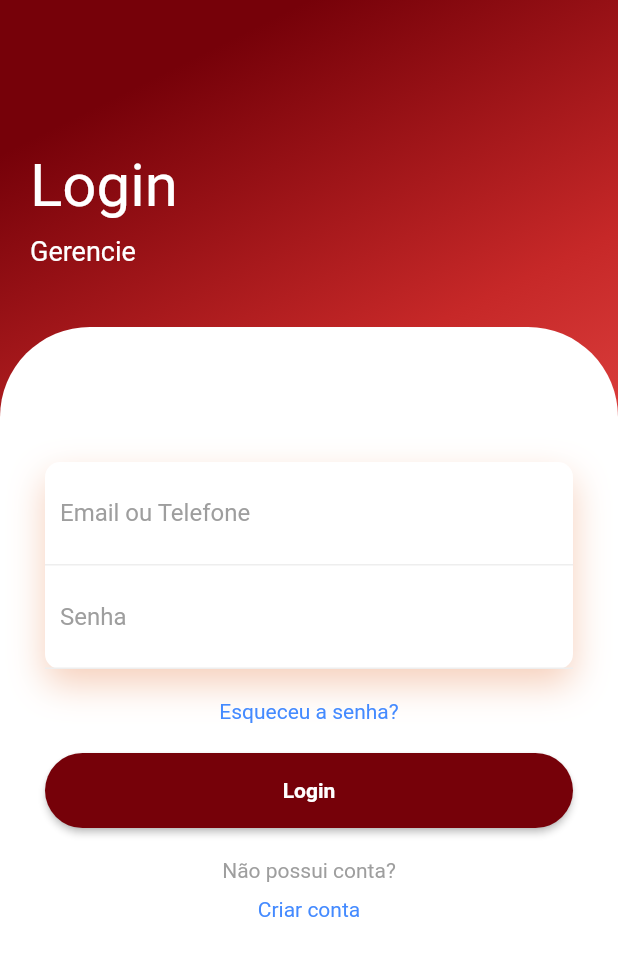
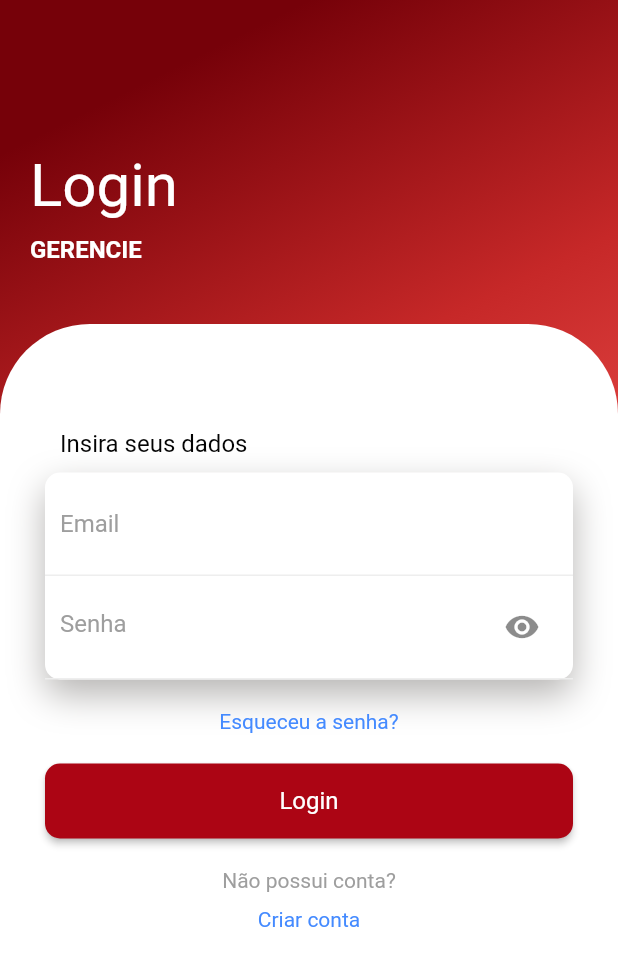
Before and after one commit to juliaelizaps/Food-Truck-manager, a Flutter app: the LoginPage screen opened by its route, on a phone screen of 412 x 824 dp. Shown: the top 966 px of the screen. Run offline on Flutter 3.47's test engine with Material 2 defaults, Android fonts, the phone set to English and light mode, and no system bars; our stand-ins replace animate_do, font_awesome_flutter, material_design_icons_flutter.

Commit message:
Login Page UI: Concluido

```diff
--- a/lib/main.dart
+++ b/lib/main.dart
@@ -3,7 +3,7 @@ import 'package:gf/src/pages/dashboard_page.dart';
 import 'package:gf/src/pages/history_page.dart';
 import 'package:gf/src/pages/home_page.dart';
 import 'package:gf/src/pages/inventory_page.dart';
-import 'package:gf/src/pages/login_page.dart';
+import 'package:gf/src/pages/login/login_page.dart';
 import 'package:gf/src/%20widgets/logout_widget.dart';
 import 'package:gf/src/pages/order_Page.dart';
 import 'package:gf/src/pages/product_Page.dart';
--- a/lib/src/pages/initial_page.dart
+++ b/lib/src/pages/initial_page.dart
@@ -39,7 +39,7 @@ class _InitialPageState extends State<InitialPage>
   Widget build(BuildContext context) {
     redirect(context);
     return Scaffold(
-      backgroundColor: AppColors.initialPageBackground,
+      backgroundColor: AppColors.initialPageBackground2,
       body: SafeArea(
           child: Center(
             child: SizedBox(
--- /dev/null
+++ b/lib/src/pages/login/login_page.dart
@@ -0,0 +1,215 @@
+import 'package:flutter/material.dart';
+import 'package:gf/src/pages/login/password_visibility_controller.dart';
+import 'package:gf/src/shared/colors.dart';
+import '../../routes/app_routes.dart';
+import 'package:animate_do/animate_do.dart';
+
+import '../../shared/components/red_buttom.dart';
+
+class LoginPage extends StatelessWidget {
+  const LoginPage({Key? key}) : super(key: key);
+
+  @override
+  Widget build(BuildContext context) {
+    return Scaffold(
+      body: Container(
+        width: double.infinity,
+        decoration: BoxDecoration(
+            gradient: LinearGradient(begin: Alignment.topCenter, colors: [
+          AppColors.initialPageBackground,
+          Colors.red.shade800,
+          Colors.red.shade400
+        ])),
+        child: Column(
+          crossAxisAlignment: CrossAxisAlignment.start,
+          children: <Widget>[
+            ///sizedBox do Login e Senha
+            const SizedBox(
+              height: 80,
+            ),
+            Padding(
+              padding: const EdgeInsets.all(20),
+              child: Column(
+                crossAxisAlignment: CrossAxisAlignment.start,
+                children: <Widget>[
+                  FadeInUp(
+                      duration: const Duration(milliseconds: 1000),
+                      child: const Text(
+                        "Login",
+                        style: TextStyle(
+                            color: AppColors.loginAppText, fontSize: 40),
+                      )),
+                  const SizedBox(
+                    height: 10,
+                  ),
+                  FadeInUp(
+                      duration: const Duration(milliseconds: 1300),
+                      child: const Text(
+                        "GERENCIE",
+                        style: TextStyle(
+                            color: AppColors.loginAppText,
+                            fontSize: 16,
+                            fontWeight: FontWeight.bold),
+                      )),
+                ],
+              ),
+            ),
+            const SizedBox(height: 20),
+
+            ///Container branco curvado
+            Expanded(
+              child: Container(
+                decoration: const BoxDecoration(
+                    color: Colors.white,
+                    borderRadius: BorderRadius.only(
+                        topLeft: Radius.circular(60),
+                        topRight: Radius.circular(60))),
+                child: Padding(
+                  padding: const EdgeInsets.all(30),
+                  child: Column(
+                    children: <Widget>[
+                      FadeInUp(
+                        duration: const Duration(milliseconds: 1200),
+                        child: const Padding(
+                          padding: EdgeInsets.only(left: 10.0, top: 40.0),
+                          child: Align(
+                            alignment: Alignment.centerLeft,
+                            child: Text(
+                              "Insira seus dados",
+                              style: TextStyle(
+                                color: AppColors.appTextColor,
+                                fontWeight: FontWeight.normal,
+                                fontSize: 16,
+                              ),
+                            ),
+                          ),
+                        ),
+                      ),
+                      const SizedBox(
+                        height: 10,
+                      ),
+                      FadeInUp(
+                          duration: const Duration(milliseconds: 1400),
+                          child: Container(
+                            decoration: BoxDecoration(
+                                color: Colors.white,
+                                borderRadius: BorderRadius.circular(10),
+                                boxShadow: const [
+                                  BoxShadow(
+                                      color: Color.fromRGBO(
+                                          14, 8, 3, 0.30196078431372547),
+                                      blurRadius: 20,
+                                      offset: Offset(0, 10))
+                                ]),
+
+                            ///Login
+                            child: Column(
+                              children: <Widget>[
+                                Container(
+                                  padding: const EdgeInsets.all(10),
+                                  decoration: BoxDecoration(
+                                      border: Border(
+                                          bottom: BorderSide(
+                                              color: Colors.grey.shade200))),
+                                  child: const TextField(
+                                    decoration: InputDecoration(
+                                        hintText: "Email",
+                                        hintStyle:
+                                            TextStyle(color: Colors.grey),
+                                        border: InputBorder.none),
+                                  ),
+                                ),
+
+                                ///Senha
+                                Container(
+                                  padding: const EdgeInsets.all(10),
+                                  decoration: BoxDecoration(
+                                      border: Border(
+                                          bottom: BorderSide(
+                                              color: Colors.grey.shade200))),
+                                  child: PasswordVisibilityController(
+                                    builder: (obscureText, toggleVisibility) {
+                                      return TextField(
+                                        obscureText: obscureText,
+                                        decoration: InputDecoration(
+                                          hintText: "Senha",
+                                          hintStyle: TextStyle(color: Colors.grey),
+                                          border: InputBorder.none,
+                                          suffixIcon: IconButton(
+                                            icon: Icon(obscureText ? Icons.visibility : Icons.visibility_off),
+                                            onPressed: toggleVisibility,
+                                          ),
+                                        ),
+                                      );
+                                    },
+                                  ),
+                                ),
+                              ],
+                            ),
+                          )
+                        ),
+                      const SizedBox(
+                        height: 20,
+                      ),
+
+                      ///Texto azul executável "Esqueceu a senha?"
+                      GestureDetector(
+                        onTap: () {
+                          //Adicionar aqui o caminho para página recuperar a senha
+                        },
+                        child: FadeInUp(
+                            duration: const Duration(milliseconds: 1500),
+                            child: const Text(
+                              "Esqueceu a senha?",
+                              style: TextStyle(color: Colors.blueAccent),
+                            )),
+                      ),
+                      const SizedBox(
+                        height: 20,
+                      ),
+
+                      ///Botão vermelho do Login: caracteristicas e funcionalidades
+                      FadeInUp(
+                        duration: const Duration(milliseconds: 1600),
+                        child: RedButton(
+                          text: "Login",
+                          onPressed: () {
+                            Navigator.of(context)
+                                .pushReplacementNamed(AppRouter.home);
+                          },
+                        ),
+                      ),
+                      const SizedBox(height: 20),
+                      FadeInUp(
+                          duration: const Duration(milliseconds: 1700),
+                          child: const Text(
+                            "Não possui conta?",
+                            style: TextStyle(color: Colors.grey),
+                          )),
+                      const SizedBox(
+                        height: 10,
+                      ),
+
+                      ///Texto azul executável Criar conta
+                      GestureDetector(
+                        onTap: () {
+                          //Adicionar aqui o caminho para página recuperar a senha
+                        },
+                        child: FadeInUp(
+                            duration: const Duration(milliseconds: 1800),
+                            child: const Text(
+                              "Criar conta",
+                              style: TextStyle(color: Colors.blueAccent),
+                            )),
+                      ),
+                    ],
+                  ),
+                ),
+              ),
+            )
+          ],
+        ),
+      ),
+    );
+  }
+}
--- /dev/null
+++ b/lib/src/pages/login/password_visibility_controller.dart
@@ -0,0 +1,25 @@
+import 'package:flutter/material.dart';
+
+class PasswordVisibilityController extends StatefulWidget {
+  final Widget Function(bool obscureText, VoidCallback toggleVisibility) builder;
+
+  const PasswordVisibilityController({Key? key, required this.builder}) : super(key: key);
+
+  @override
+  _PasswordVisibilityControllerState createState() => _PasswordVisibilityControllerState();
+}
+
+class _PasswordVisibilityControllerState extends State<PasswordVisibilityController> {
+  bool _obscureText = true;
+
+  void _toggleVisibility() {
+    setState(() {
+      _obscureText = !_obscureText;
+    });
+  }
+
+  @override
+  Widget build(BuildContext context) {
+    return widget.builder(_obscureText, _toggleVisibility);
+  }
+}
--- a/lib/src/pages/login_page.dart
+++ /dev/null
@@ -1,142 +0,0 @@
-import 'package:flutter/material.dart';
-import 'package:gf/src/shared/colors.dart';
-import '../routes/app_routes.dart';
-import 'package:animate_do/animate_do.dart';
-
-class LoginPage extends StatelessWidget {
-  const LoginPage({Key? key}) : super(key: key);
-
-  @override
-  Widget build(BuildContext context) {
-    return Scaffold(
-      body: Container(
-        width: double.infinity,
-        decoration: BoxDecoration(
-            gradient: LinearGradient(
-                begin: Alignment.topCenter,
-                colors: [
-                  AppColors.initialPageBackground,
-                  Colors.red.shade800,
-                  Colors.red.shade400
-                ]
-            )
-        ),
-        child: Column(
-          crossAxisAlignment: CrossAxisAlignment.start,
-          children: <Widget>[
-            const SizedBox(height: 80,),
-            Padding(
-              padding: const EdgeInsets.all(20),
-              child: Column(
-                crossAxisAlignment: CrossAxisAlignment.start,
-                children: <Widget>[
-                  FadeInUp(duration: const Duration(milliseconds: 1000), child: const Text("Login", style: TextStyle(color: AppColors.loginAppText, fontSize: 40),)),
-                  const SizedBox(height: 10,),
-                  FadeInUp(duration: const Duration(milliseconds: 1300), child: const Text("Gerencie", style: TextStyle(color:AppColors.loginAppText, fontSize: 18),)
-
-                  ),
-                ],
-              ),
-            ),
-            const SizedBox(height: 20),
-            Expanded(
-              child: Container(
-                decoration: const BoxDecoration(
-                    color: Colors.white,
-                    borderRadius: BorderRadius.only(topLeft: Radius.circular(60), topRight: Radius.circular(60))
-                ),
-                child: Padding(
-                  padding: const EdgeInsets.all(30),
-                  child: Column(
-                    children: <Widget>[
-                      const SizedBox(height: 60,),
-                      FadeInUp(duration: const Duration(milliseconds: 1400), child: Container(
-                        decoration: BoxDecoration(
-                            color: Colors.white,
-                            borderRadius: BorderRadius.circular(10),
-                            boxShadow: const [BoxShadow(
-                                color: Color.fromRGBO(225, 95, 27, .3),
-                                blurRadius: 20,
-                                offset: Offset(0, 10)
-                            )]
-                        ),
-                        child: Column(
-                          children: <Widget>[
-                            Container(
-                              padding: const EdgeInsets.all(10),
-                              decoration: BoxDecoration(
-                                  border: Border(bottom: BorderSide(color: Colors.grey.shade200))
-                              ),
-                              child: const TextField(
-                                decoration: InputDecoration(
-                                    hintText: "Email ou Telefone",
-                                    hintStyle: TextStyle(color: Colors.grey),
-                                    border: InputBorder.none
-                                ),
-                              ),
-                            ),
-                            Container(
-                              padding: const EdgeInsets.all(10),
-                              decoration: BoxDecoration(
-                                  border: Border(bottom: BorderSide(color: Colors.grey.shade200))
-                              ),
-                              child: const TextField(
-                                obscureText: true,
-                                decoration: InputDecoration(
-                                    hintText: "Senha",
-                                    hintStyle: TextStyle(color: Colors.grey),
-                                    border: InputBorder.none
-                                ),
-                              ),
-                            ),
-                          ],
-                        ),
-                      )),
-                      const SizedBox(height: 20,),
-                      GestureDetector(
-                        onTap: (){}, //Adicionar aqui o caminho da lógica para recuperar a senha
-                        child: FadeInUp(duration: const Duration(milliseconds: 1500),
-                            child: const Text("Esqueceu a senha?", style: TextStyle(color: Colors.blueAccent),)
-                        ),
-                      ),
-                      const SizedBox(height: 20,),
-                      FadeInUp(duration: const Duration(milliseconds: 1600), child: MaterialButton(
-                        onPressed: () {
-                          Navigator.of(context).pushReplacementNamed(AppRouter.home);
-                        },
-                        height: 50,
-                        //margin: EdgeInsets.symmetric(horizontal: 50),
-                        color: AppColors.buttonColor,
-                        shape: RoundedRectangleBorder(
-                          borderRadius: BorderRadius.circular(50),
-
-                        ),
-                        // decoration: BoxDecoration(
-                        // ),
-                        child: const Center(
-                          child: Text("Login", style: TextStyle(color: AppColors.appPageBackground, fontWeight: FontWeight.bold),),
-                        ),
-                      )),
-                      const SizedBox(height: 20,),
-                      FadeInUp(duration:const Duration(milliseconds: 1700),
-                          child: const Text("Não possui conta?",
-                            style: TextStyle(
-                                color: Colors.grey),)),
-                      const SizedBox(height: 10,),
-                      GestureDetector(
-                        onTap: (){}, //Adicionar aqui o caminho da lógica para recuperar a senha
-                        child: FadeInUp(duration: const Duration(milliseconds: 1800),
-                            child: const Text("Criar conta", style: TextStyle(color: Colors.blueAccent),)
-                        ),
-                      ),
-                    ],
-                  ),
-                ),
-              ),
-            )
-          ],
-        ),
-      ),
-    );
-  }
-}
--- a/lib/src/shared/colors.dart
+++ b/lib/src/shared/colors.dart
@@ -2,12 +2,13 @@ import 'package:flutter/material.dart';
 
 class AppColors {
   static const Color initialPageBackground = Color(0xFF760109);
+  static const Color initialPageBackground2 = Color(0xFFAC0514);
   static const Color initialPageItem = Color(0xFFFFFFFF);
   static const Color initialPageTextColor = Color(0xFFFFFFFF);
   static const Color appTextColor = Color(0xFF030303);
   static const Color appTitleColor = Color(0xFF760109);
   static const Color appPageBackground = Color(0xFFFFFFFF);
   static const Color loginAppText = Color(0xFFFFFFFF);
-  static const Color buttonColor = Color(0xFF760109);
+  static const Color buttonColor = Color(0xFFAC0514);
   static const Color sideBarIcons = Color(0xFF2D0505);
 }
--- /dev/null
+++ b/lib/src/shared/components/red_buttom.dart
@@ -0,0 +1,35 @@
+import 'package:flutter/material.dart';
+import '../colors.dart';
+
+class RedButton extends StatelessWidget {
+  final String text;
+  final VoidCallback onPressed;
+
+  const RedButton({
+    Key? key,
+    required this.text,
+    required this.onPressed,
+  }) : super(key: key);
+
+  @override
+  Widget build(BuildContext context) {
+    return MaterialButton(
+      onPressed: onPressed,
+      height: 50,
+      color: AppColors.buttonColor,
+      shape: RoundedRectangleBorder(
+        borderRadius: BorderRadius.circular(10),
+      ),
+      child: Center(
+        child: Text(
+          text,
+          style: const TextStyle(
+            color: AppColors.initialPageTextColor,
+            fontWeight: FontWeight.normal,
+            fontSize: 16,
+          ),
+        ),
+      ),
+    );
+  }
+}
```
